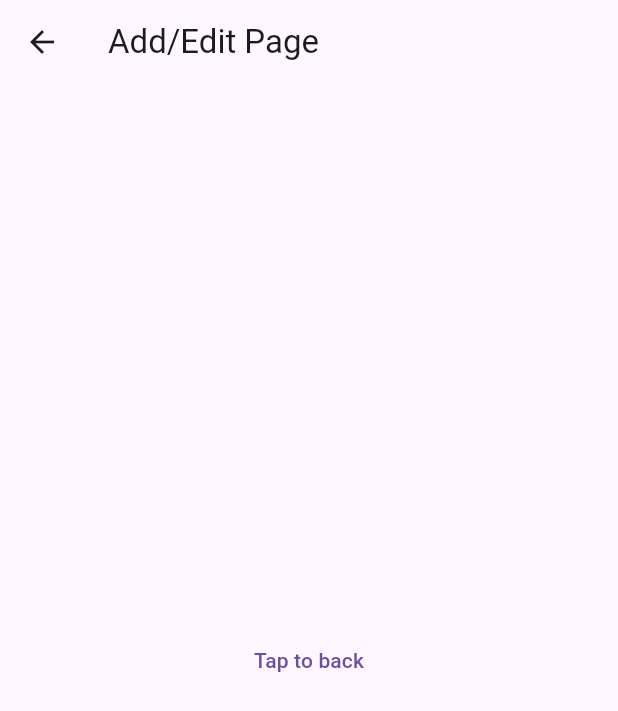
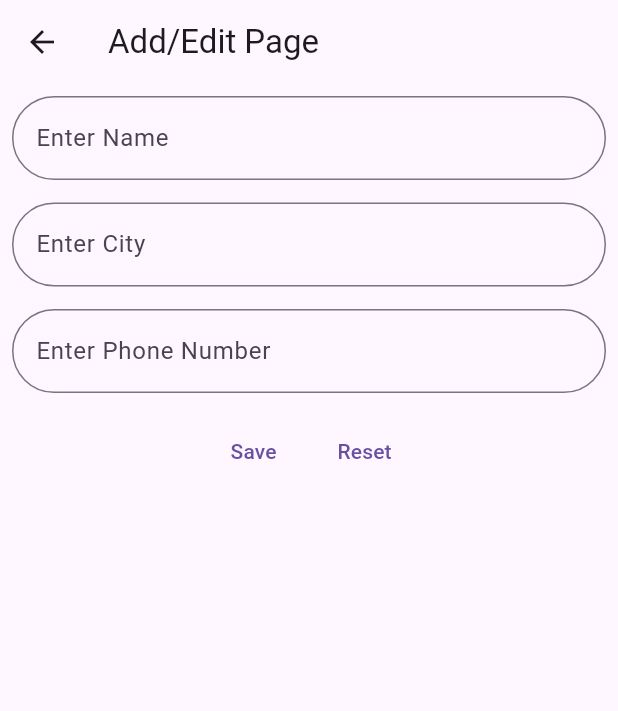
Before and after one commit to NeelHGohel/SEM-5, a Flutter app: the GetxNavigationAddEditView screen opened directly, on a phone screen of 412 x 824 dp. Shown: the top 711 px of the screen. Run offline on Flutter 3.47's test engine with Material 3 defaults, Android fonts, the light colour scheme and no system bars; our stand-ins replace get, sqflite; accounts and stored records are empty; project files that could hold a hidden picture were left out.

Commit message:
22-06-2025

```diff
--- a/adv_flutter_labs/lib/lab_05/getx_navigation_add_edit_view.dart
+++ b/adv_flutter_labs/lib/lab_05/getx_navigation_add_edit_view.dart
@@ -1,18 +1,88 @@
+import 'package:get/get.dart';
+
 import '../utils/import_export.dart';
 
 class GetxNavigationAddEditView extends StatelessWidget {
-  const GetxNavigationAddEditView({super.key});
+  GetxNavigationController getxNavigationController = Get.put(
+    GetxNavigationController(),
+  );
+  GetxNavigationAddEditView({super.key});
 
   @override
   Widget build(BuildContext context) {
+    // return Scaffold(
+    //   appBar: AppBar(title: Text("Add/Edit Page")),
+    //   body: Center(
+    //     child: TextButton(
+    //       onPressed: () {
+    //         Get.back();
+    //       },
+    //       child: Text("Tap to back"),
+    //     ),
+    //   ),
+    // );
+
     return Scaffold(
       appBar: AppBar(title: Text("Add/Edit Page")),
-      body: Center(
-        child: TextButton(
-          onPressed: () {
-            Get.back();
-          },
-          child: Text("Tap to back"),
+      body: Padding(
+        padding: const EdgeInsets.all(8.0),
+        child: Column(
+          children: [
+            TextFormField(
+              controller: getxNavigationController.nameController,
+              decoration: InputDecoration(
+                labelText: "Enter Name",
+                hintText: "Name",
+                border: OutlineInputBorder(
+                  borderRadius: BorderRadius.circular(30),
+                ),
+              ),
+            ),
+            SizedBox(height: 15),
+            TextFormField(
+              controller: getxNavigationController.cityController,
+              decoration: InputDecoration(
+                labelText: "Enter City",
+                hintText: "City",
+                border: OutlineInputBorder(
+                  borderRadius: BorderRadius.circular(30),
+                ),
+              ),
+            ),
+            SizedBox(height: 15),
+            TextFormField(
+              controller: getxNavigationController.phoneController,
+              decoration: InputDecoration(
+                labelText: "Enter Phone Number",
+                hintText: "0123456789",
+                border: OutlineInputBorder(
+                  borderRadius: BorderRadius.circular(30),
+                ),
+              ),
+            ),
+            SizedBox(height: 15),
+            Row(
+              mainAxisAlignment: MainAxisAlignment.center,
+              children: [
+                TextButton(
+                  onPressed: () {
+                    getxNavigationController.addUserInList();
+                    Get.back();
+                  },
+                  child: Text("Save"),
+                ),
+                SizedBox(width: 10),
+                TextButton(
+                  onPressed: () {
+                    getxNavigationController.nameController.clear();
+                    getxNavigationController.cityController.clear();
+                    getxNavigationController.phoneController.clear();
+                  },
+                  child: Text("Reset"),
+                ),
+              ],
+            ),
+          ],
         ),
       ),
     );
--- a/adv_flutter_labs/lib/lab_05/getx_navigation_controller.dart
+++ b/adv_flutter_labs/lib/lab_05/getx_navigation_controller.dart
@@ -1 +1,42 @@
-class GetxNavigationController {}
+import 'package:get/get.dart';
+
+import '../utils/import_export.dart';
+
+class GetxNavigationController extends GetxController{
+  RxList<GetxNavigationModel> userList = <GetxNavigationModel>[].obs;
+
+  TextEditingController nameController = TextEditingController();
+  TextEditingController cityController = TextEditingController();
+  TextEditingController phoneController = TextEditingController();
+
+  void addUserInList() {
+    userList.add(
+      GetxNavigationModel(
+        name: nameController.text.toString(),
+        phone: phoneController.text.toString(),
+        city: cityController.text.toString(),
+      ),
+    );
+    nameController.clear();
+    phoneController.clear();
+    cityController.clear();
+    print(userList.length);
+  }
+
+  void editUserInList(index) {
+    GetxNavigationModel editUser = userList[index];
+    editUser.name = nameController.text.toString();
+    editUser.city = cityController.text.toString();
+    editUser.phone = phoneController.text.toString();
+    userList[index] = editUser;
+    update();
+  }
+
+  RxList<GetxNavigationModel> getUserInList() {
+    return userList;
+  }
+
+  void deleteUserInList(index) {
+    userList.removeAt(index);
+  }
+}
--- a/adv_flutter_labs/lib/lab_05/getx_navigation_model.dart
+++ b/adv_flutter_labs/lib/lab_05/getx_navigation_model.dart
@@ -1 +1,31 @@
-class GetxNavigationModel {}
+class GetxNavigationModel {
+  late String _name;
+  late String _phone;
+  late String _city;
+
+  String get name => _name;
+
+  set name(String value) {
+    _name = value;
+  }
+
+  String get phone => _phone;
+
+  set phone(String value) {
+    _phone = value;
+  }
+
+  String get city => _city;
+
+  set city(String value) {
+    _city = value;
+  }
+
+  GetxNavigationModel({
+    required String name,
+    required String phone,
+    required String city,
+  }) : _name = name,
+       _phone = phone,
+       _city = city;
+}
```
Also changed, not shown: adv_flutter_labs/lib/lab_05/getx_navigation_list_view_page.dart (+38 -8 lines), adv_flutter_labs/lib/utils/import_export.dart (line endings or trailing spaces).
